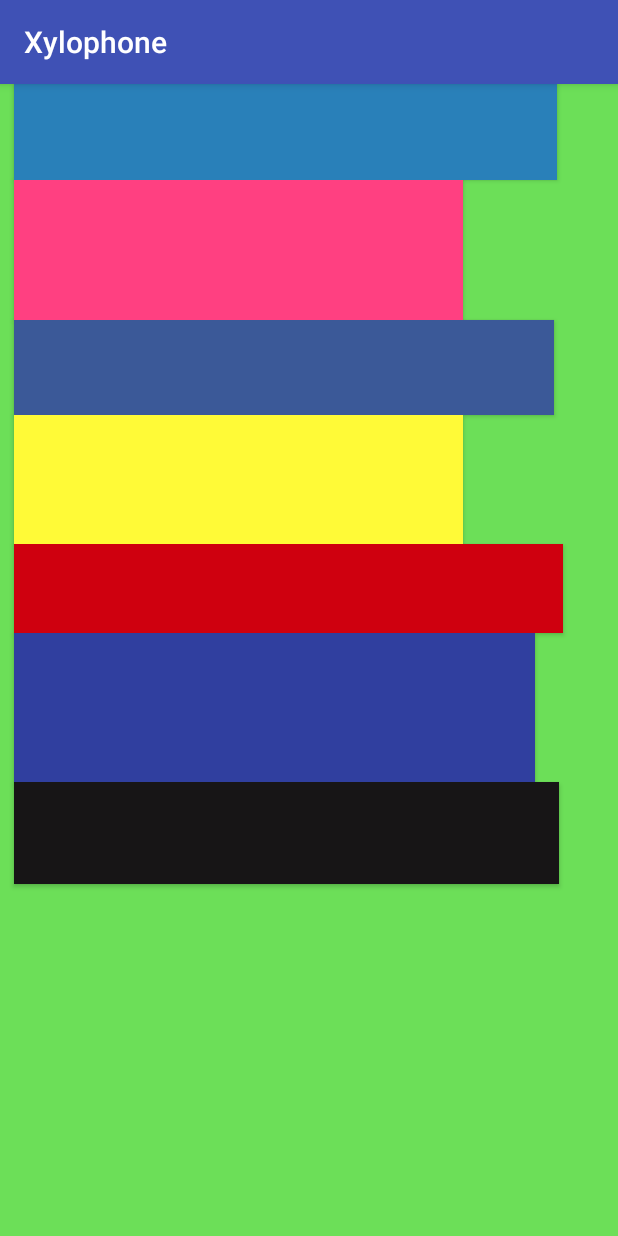
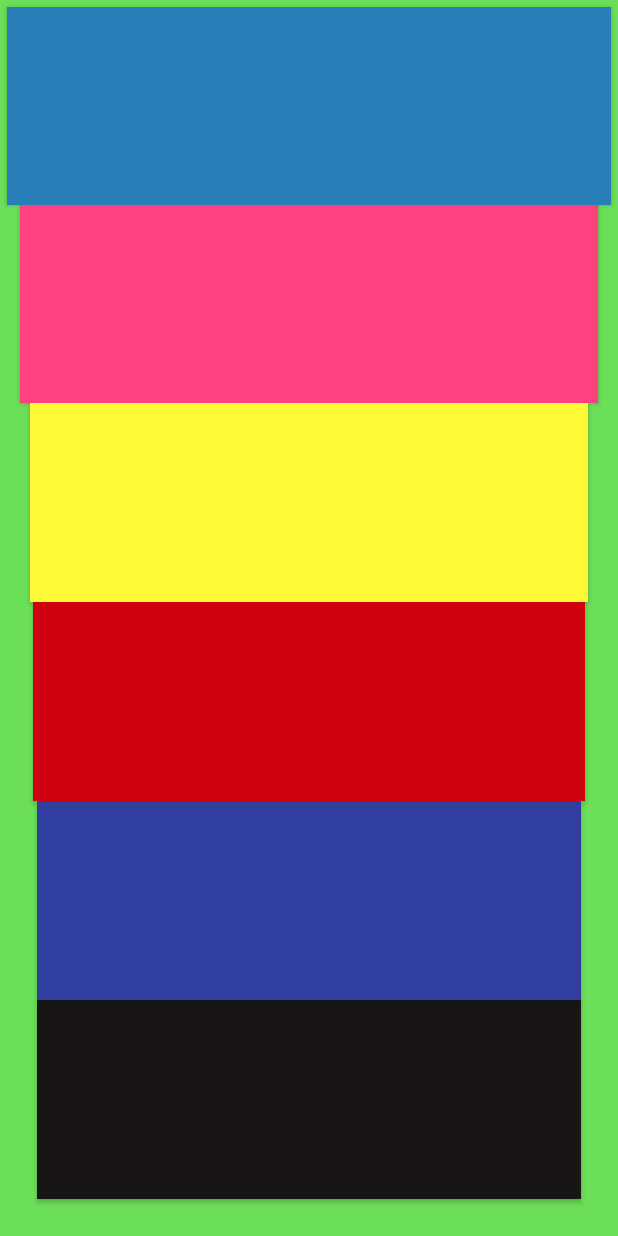
Before and after one commit to tanwarrohit825/Xylophone, an Android app: the screen it shows after launch (MainActivity), on a phone screen of 412 x 824 dp. Run offline under Robolectric (Android 15) with nearby library versions, the phone set to English and light mode, and no system bars.

Commit message:
add colour

```diff
--- a/app/src/main/java/com/bitbyte24seven/xylophone/MainActivity.java
+++ b/app/src/main/java/com/bitbyte24seven/xylophone/MainActivity.java
@@ -4,11 +4,23 @@ import android.media.AudioManager;
 import android.media.SoundPool;
 import android.os.Bundle;
 import android.support.v7.app.AppCompatActivity;
+import android.util.Log;
+import android.view.View;
 
 public class MainActivity extends AppCompatActivity {
 
     // add maenber variable here
     private SoundPool mSoundpool;
+
+    //Add maenber variable
+    private int mCSoundID;
+    private int mDSoundID;
+    private int mESoundID;
+    private int mFSoundID;
+    private int mGSoundID;
+    private int mASoundID;
+    private int mBSoundID;
+
 
     @Override
     protected void onCreate(Bundle savedInstanceState) {
@@ -18,5 +30,49 @@ public class MainActivity extends AppCompatActivity {
         //create a sound pool
         mSoundpool = new SoundPool(7, AudioManager.STREAM_MUSIC,0);
 
+
+        //Load the sound ID
+        mCSoundID = mSoundpool.load(this,R.raw.note1_c,1);
+        mDSoundID = mSoundpool.load(this,R.raw.note2_d,1);
+        mESoundID = mSoundpool.load(this,R.raw.note3_e,1);
+        mFSoundID = mSoundpool.load(this,R.raw.note4_f,1);
+        mGSoundID = mSoundpool.load(this,R.raw.note5_g,1);
+        mASoundID = mSoundpool.load(this,R.raw.note6_a,1);
+        mBSoundID = mSoundpool.load(this,R.raw.note7_b,1);
+
+
     }
+
+    //add onclick method
+    public void playC(View view) {
+        Log.d("working","workin");
+        mSoundpool.play(mCSoundID,1.0f,1.0f,0,0,2.0f);
+
+
+    }
+
+    public void playD(View view) {
+        mSoundpool.play(mDSoundID,1.0f,1.0f,0,0,2.0f);
+    }
+
+    public void playE(View view) {
+        mSoundpool.play(mESoundID,1.0f,1.0f,0,0,2.0f);
+    }
+
+    public void playF(View view) {
+        mSoundpool.play(mFSoundID,1.0f,1.0f,0,0,2.0f);
+    }
+
+    public void playG(View view) {
+        mSoundpool.play(mASoundID,1.0f,1.0f,0,0,2.0f);
+    }
+    public void playA(View view) {
+        mSoundpool.play(mASoundID,1.0f,1.0f,0,0,2.0f);
+    }
+
+    public void playB(View view) {
+        mSoundpool.play(mBSoundID,1.0f,1.0f,0,0,2.0f);
+    }
+
+
 }
--- a/app/src/main/res/layout/activity_main.xml
+++ b/app/src/main/res/layout/activity_main.xml
@@ -15,51 +15,64 @@
 
         <Button
             android:id="@+id/note1"
-            android:layout_width="362dp"
+            android:layout_width="match_parent"
             android:layout_height="64dp"
-            android:layout_marginLeft="9dp"
-            android:background="@color/blue"/>
+            android:layout_marginLeft="2pt"
+            android:layout_marginRight="2pt"
+            android:layout_marginTop="2pt"
+            android:layout_weight="6"
+            android:background="@color/blue"
+            android:onClick="playC" />
 
         <Button
             android:id="@+id/note2"
-            android:layout_width="299dp"
-            android:layout_height="93dp"
-            android:layout_marginLeft="9dp"
-            android:background="@color/colorAccent"/>
-
-        <Button
-            android:id="@+id/note3"
-            android:background="@color/fb"
-            android:layout_width="360dp"
-            android:layout_height="63dp"
-            android:layout_marginLeft="9dp" />
+            android:layout_width="match_parent"
+            android:layout_height="64dp"
+            android:layout_marginLeft="6pt"
+            android:layout_marginRight="6pt"
+            android:layout_weight="6"
+            android:background="@color/colorAccent"
+            android:onClick="playD" />
 
         <Button
             android:id="@+id/note4"
+            android:layout_width="match_parent"
+            android:layout_height="64dp"
+            android:layout_marginLeft="9pt"
+            android:layout_marginRight="9pt"
+            android:layout_weight="6"
             android:background="@color/yellow"
-            android:layout_width="299dp"
-            android:layout_height="86dp"
-            android:layout_marginLeft="9dp" />
+            android:onClick="playF" />
 
         <Button
             android:id="@+id/note5"
+            android:layout_width="match_parent"
+            android:layout_height="64dp"
+            android:layout_marginLeft="10pt"
+            android:layout_marginRight="10pt"
+            android:layout_weight="6"
             android:background="@color/red"
-            android:layout_width="366dp"
-            android:layout_height="59dp"
-            android:layout_marginLeft="9dp" />
+            android:onClick="playG" />
 
         <Button
             android:id="@+id/note6"
-            android:layout_width="347dp"
+            android:layout_width="match_parent"
+            android:layout_height="64dp"
+            android:layout_marginLeft="11pt"
+            android:layout_marginRight="11pt"
+            android:layout_weight="6"
             android:background="@color/colorPrimaryDark"
-            android:layout_height="99dp"
-            android:layout_marginLeft="9dp" />
+            android:onClick="playA" />
 
         <Button
             android:id="@+id/note7"
+            android:layout_width="match_parent"
+            android:layout_height="64dp"
+            android:layout_marginBottom="11pt"
+            android:layout_marginLeft="11pt"
+            android:layout_marginRight="11pt"
+            android:layout_weight="6"
             android:background="@color/black"
-            android:layout_width="363dp"
-            android:layout_height="68dp"
-            android:layout_marginLeft="9dp" />
+            android:onClick="playB" />
     </LinearLayout>
 </android.support.constraint.ConstraintLayout>
--- a/app/src/main/res/values/styles.xml
+++ b/app/src/main/res/values/styles.xml
@@ -1,7 +1,7 @@
 <resources>
 
     <!-- Base application theme. -->
-    <style name="AppTheme" parent="Theme.AppCompat.Light.DarkActionBar">
+    <style name="AppTheme" parent="Theme.AppCompat.NoActionBar">
         <!-- Customize your theme here. -->
         <item name="colorPrimary">@color/colorPrimary</item>
         <item name="colorPrimaryDark">@color/colorPrimaryDark</item>
```
